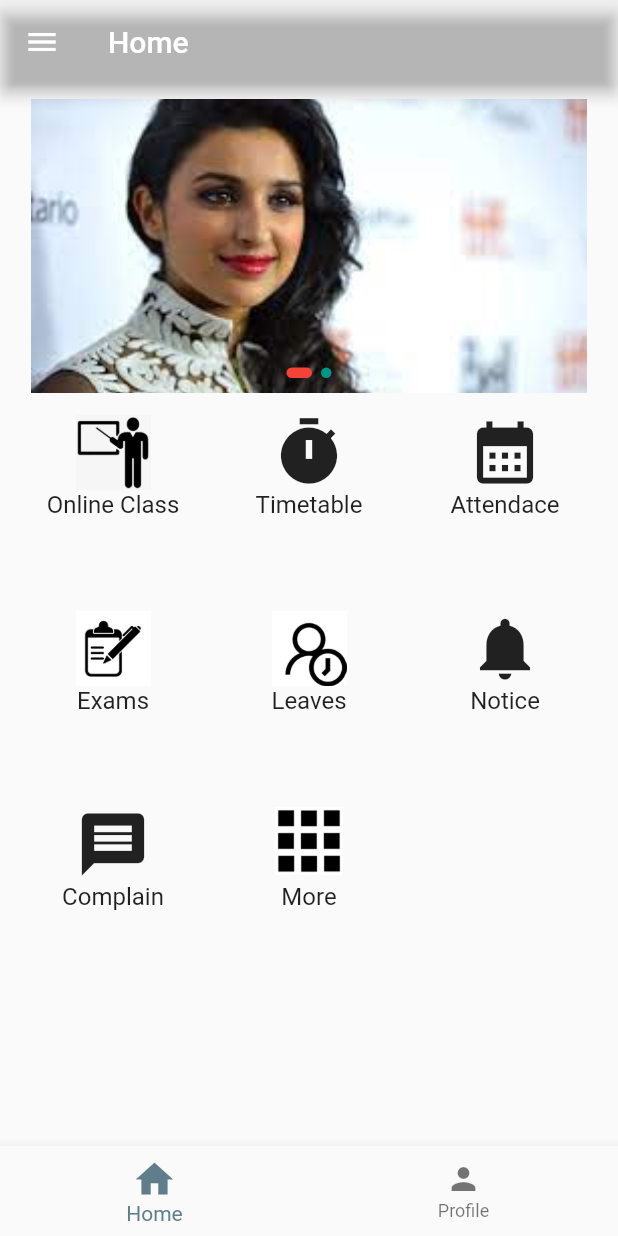
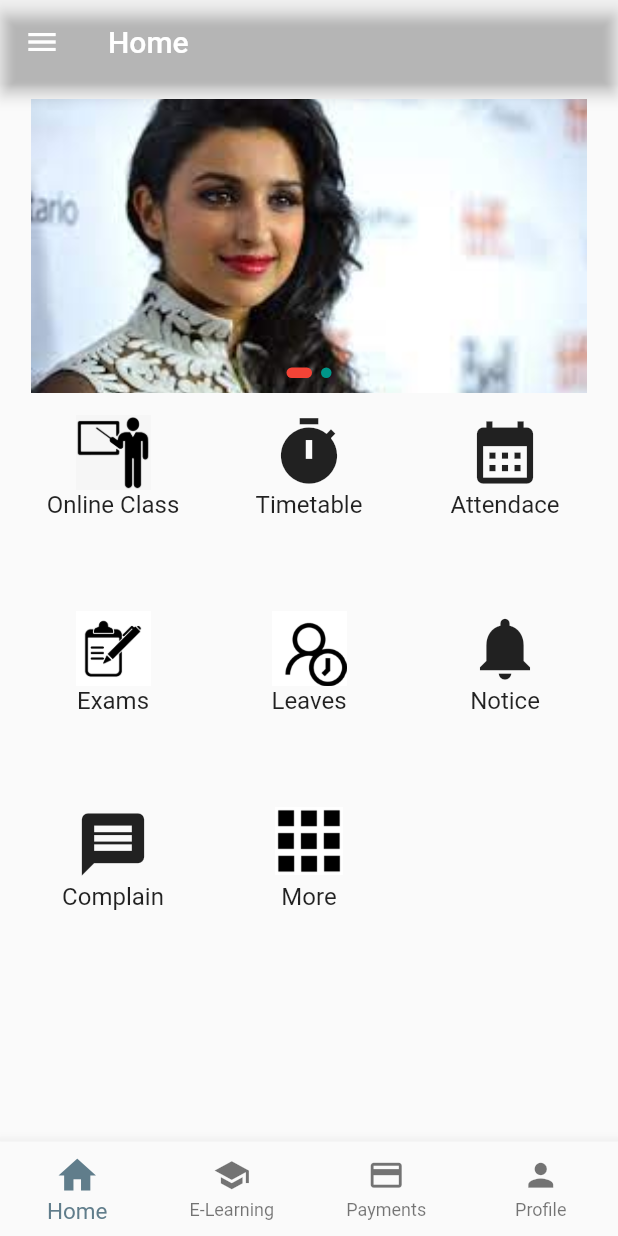
Before and after one commit to Sushil-jaishi/Myapp, a Flutter app: the Navigation screen opened directly, on a phone screen of 412 x 824 dp. Run offline on Flutter 3.47's test engine with Material 2 defaults, Android fonts, the phone set to English and light mode, and no system bars; drawn by our look-alikes of carousel_slider; our stand-ins replace firebase_auth, firebase_core, shared_preferences; accounts and stored records are empty.

Commit message:
Elearning and payment added

```diff
--- a/lib/NavigationBar.dart
+++ b/lib/NavigationBar.dart
@@ -1,4 +1,6 @@
 import 'package:flutter/material.dart';
+import 'package:myapp/eLearning.dart';
+import 'package:myapp/payments.dart';
 import 'package:myapp/profileScreen.dart';
 
 import 'dashboardScreen.dart';
@@ -14,6 +16,8 @@ class _NavigationState extends State<Navigation> {
   var pagename = 'Home';
   final tabs = [
     DashboardScreen(),
+    ELearning(),
+    Payments(),
     ProfileScreen(),
   ];
 
@@ -29,12 +33,23 @@ class _NavigationState extends State<Navigation> {
       ),
       body: tabs[Index],
       bottomNavigationBar: BottomNavigationBar(
+        iconSize: 25,
+        selectedFontSize: 15,
+        type: BottomNavigationBarType.fixed,
+        unselectedLabelStyle: TextStyle(fontSize: 12),
         currentIndex: Index,
-        selectedIconTheme: IconThemeData(size: 30),
+        selectedIconTheme: IconThemeData(size: 30,),
         items: [
           BottomNavigationBarItem(
             icon: Icon(Icons.home),
             label: 'Home',
+          ),
+          BottomNavigationBarItem(
+            icon: Icon(Icons.school),
+            label: 'E-Learning',
+          ),BottomNavigationBarItem(
+            icon: Icon(Icons.payment),
+            label: 'Payments',
           ),
           BottomNavigationBarItem(
             icon: Icon(Icons.person),
@@ -46,6 +61,10 @@ class _NavigationState extends State<Navigation> {
           if (index == 0) {
             pagename = 'Home';
           } else if (index == 1) {
+            pagename = 'E-Learning';
+          } else if (index == 2) {
+            pagename = 'Payments';
+          } else if (index == 3) {
             pagename = 'Profile';
           }
           setState(() {});
--- /dev/null
+++ b/lib/payments.dart
@@ -0,0 +1,9 @@
+import 'package:flutter/material.dart';
+
+class Payments extends StatelessWidget{
+  @override
+  Widget build(BuildContext context) {
+    return Scaffold();
+  }
+
+}
```
Also changed, not shown: lib/eLearning.dart (added, +9 -0 lines).
